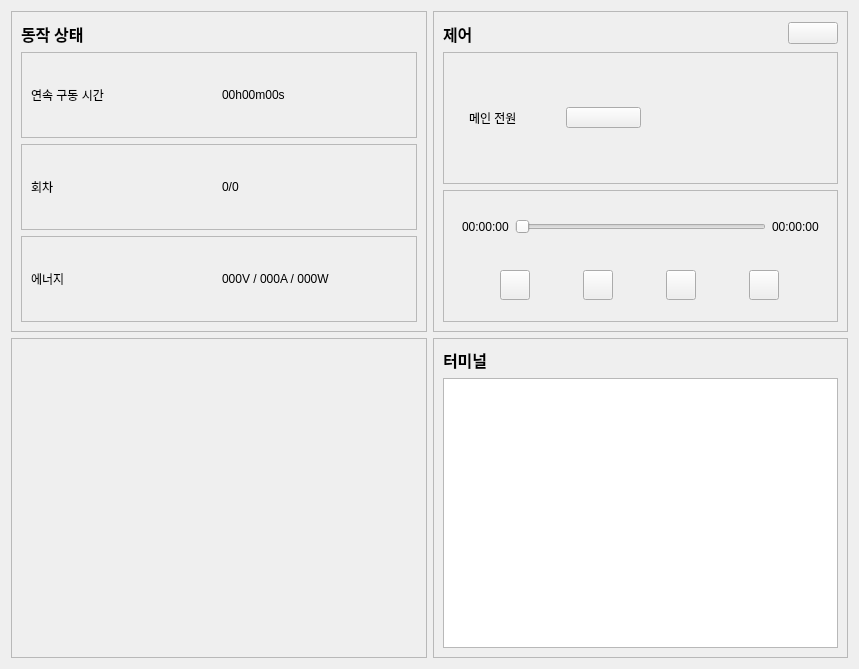
Old version of the form src/ui/home_page.ui in the repository minimirror1/remote_gui.
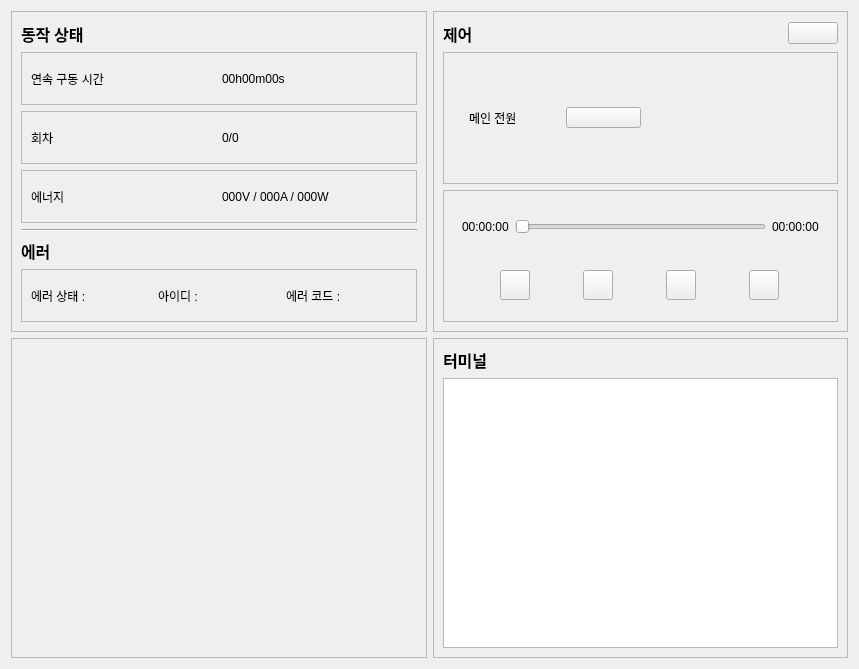
New version of the form. Icons and pictures are not drawn.

Commit message: 에러 상태 ui 표기기

Patch:
```diff
--- a/src/ui/home_page.ui
+++ b/src/ui/home_page.ui
@@ -141,6 +141,66 @@
           </layout>
          </widget>
         </item>
+        <item>
+         <widget class="Line" name="line">
+          <property name="orientation">
+           <enum>Qt::Orientation::Horizontal</enum>
+          </property>
+         </widget>
+        </item>
+        <item>
+         <widget class="QLabel" name="label_5">
+          <property name="maximumSize">
+           <size>
+            <width>16777215</width>
+            <height>25</height>
+           </size>
+          </property>
+          <property name="font">
+           <font>
+            <family>나눔고딕</family>
+            <pointsize>12</pointsize>
+            <bold>true</bold>
+           </font>
+          </property>
+          <property name="text">
+           <string>에러</string>
+          </property>
+         </widget>
+        </item>
+        <item>
+         <widget class="QFrame" name="frame_10">
+          <property name="frameShape">
+           <enum>QFrame::Shape::StyledPanel</enum>
+          </property>
+          <property name="frameShadow">
+           <enum>QFrame::Shadow::Raised</enum>
+          </property>
+          <layout class="QHBoxLayout" name="horizontalLayout_10">
+           <item>
+            <widget class="QLabel" name="errorLabel">
+             <property name="text">
+              <string>에러 상태 : </string>
+             </property>
+            </widget>
+           </item>
+           <item>
+            <widget class="QLabel" name="errorIdLabel">
+             <property name="text">
+              <string>아이디 : </string>
+             </property>
+            </widget>
+           </item>
+           <item>
+            <widget class="QLabel" name="errorCodeLabel">
+             <property name="text">
+              <string>에러 코드 : </string>
+             </property>
+            </widget>
+           </item>
+          </layout>
+         </widget>
+        </item>
        </layout>
       </widget>
      </item>
```
The commit also changes 4 other files.
